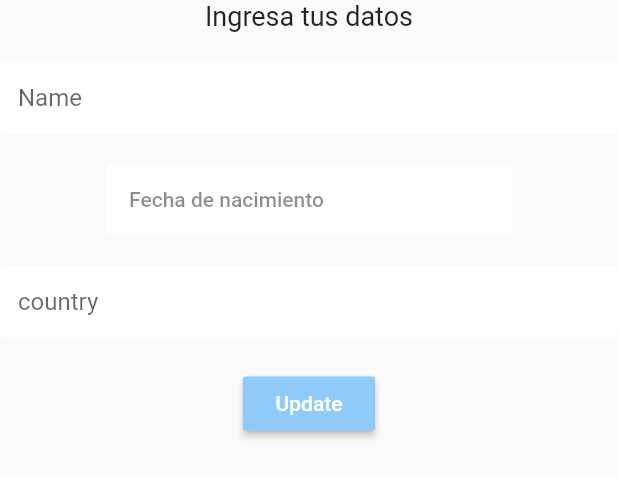
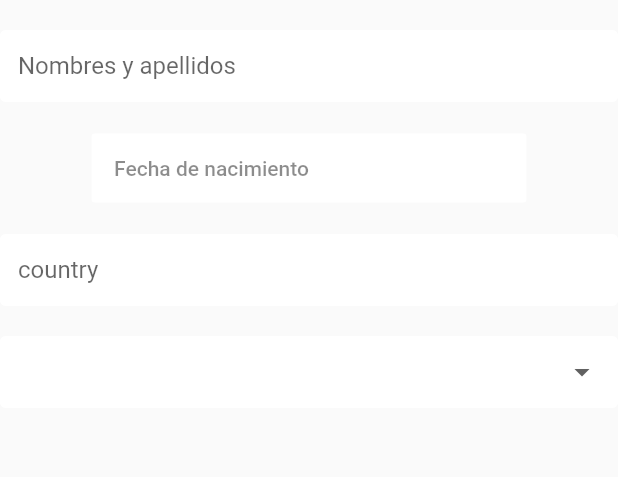
Before and after one commit to Covid-relief/CovidReliefApp, a Flutter app: the SettingsForm widget shown alone on an empty page, opened directly, on a phone screen of 412 x 824 dp. Shown: the top 477 px of the screen. Run offline on Flutter 3.47's test engine with Material 2 defaults, Android fonts, the phone set to English and light mode, and no system bars; our stand-ins replace cloud_firestore, firebase_auth; accounts and stored records are empty.

Commit message:
register form with dropdown

```diff
--- a/CovidRelief/lib/screens/authenticate/register.dart
+++ b/CovidRelief/lib/screens/authenticate/register.dart
@@ -1,7 +1,7 @@
 import 'package:flutter/material.dart';
 import 'package:CovidRelief/services/auth.dart';
 import 'package:CovidRelief/shared/constants.dart';
-
+import 'package:CovidRelief/screens/home/settings_form.dart';
 
 class Register extends StatefulWidget {
 
@@ -61,6 +61,9 @@ class _RegisterState extends State<Register> {
                   setState(() => password = val);
                 },
               ),
+              // personal data from settings_form.dart
+              SettingsForm(),
+
               SizedBox(height: 20.0),
               RaisedButton(
                 color: Colors.pink[400],
@@ -77,7 +80,7 @@ class _RegisterState extends State<Register> {
                       });
                     }
                   }
-                }
+                },
               ),
               SizedBox(height: 12.0),
               Text(
--- a/CovidRelief/lib/screens/home/settings_form.dart
+++ b/CovidRelief/lib/screens/home/settings_form.dart
@@ -13,19 +13,18 @@ class _SettingsFormState extends State<SettingsForm> {
 
 
   final _formKey = GlobalKey<FormState>();
-  final List<String> type = [ 'Busca ayuda' , 'Desea ayudar' ,'Ambos'];//esta es la lista de que va a poder elegir el usuario en forma de dropdown
+  final List<String> type = [ 'Busca ayuda' , 'Desea ayudar' ,'Ambos'];// esta es la lista de que va a poder elegir el usuario en forma de dropdown
   final List<String> genero = [ 'Masculino' , 'Femenino'];
 
-  //valores
+  // valores
   String _currentName; //ya
-  DateTime _currentBirthday;//ya
-  String _currentCountry;//dropbox
-  String _currentCreation;
-  String _currentgender; //dropbox
+  DateTime _currentBirthday; //ya
+  String _currentCountry; // dropbox
+  String _currentCreation; // not displaying in the app
+  String _currentgender; // dropbox
   String _currentPhone;
-  String _currentState;
+  String _currentState; // dropbox ya
   String _currenType; ///ya
-
 
   @override
   Widget build(BuildContext context) {
@@ -33,27 +32,30 @@ class _SettingsFormState extends State<SettingsForm> {
       key: _formKey,
       child: Column(
         children: <Widget>[
+          /*
           Text(
             'Ingresa tus datos',
             style : TextStyle(fontSize: 18.0),
           ),
+          */
 
           // this sizebox helps us to keep distance between elements
           SizedBox(height: 20.0),
 
           // input text for name
           TextFormField(
-            decoration: textInputDecoration.copyWith(hintText: 'Name'),
-            validator: (valname) => valname.isEmpty ? 'Please enter a name' : null,
+            decoration: textInputDecoration.copyWith(hintText: 'Nombres y apellidos'),
+            validator: (valname) => valname.isEmpty ? 'Por favor ingrese su nombre' : null,
             onChanged: (valname) => setState(() => _currentName = valname),
           ),
 
           SizedBox(height: 20.0),
           // Date picker for birthday
+          // Lacks validation when it's null and the display of the date in the button
           FlatButton(
             color: Colors.white,
             // padding is the spacing inside the element
-            padding: EdgeInsets.fromLTRB(15, 15, 125, 15),
+            padding: EdgeInsets.fromLTRB(15, 15, 145, 15),
             child: Text(
               'Fecha de nacimiento',
               style: TextStyle(color: Colors.black45),
@@ -69,7 +71,6 @@ class _SettingsFormState extends State<SettingsForm> {
                 // change variable value (current date in DB) to selected
                 setState((){
                   _currentBirthday = date;
-                  print(_currentBirthday);
                 });
               });
             },
@@ -86,10 +87,11 @@ class _SettingsFormState extends State<SettingsForm> {
 
           SizedBox(height: 20.0),
 
-          //dropdown
-         /* DropdownButtonFormField(
+          // dropdown for type of profile
+          // Lacks validation and display title
+          DropdownButtonFormField(
             decoration: textInputDecoration,
-            value: _currenType ??  '0',
+            // value: _currenType ??  '0',
             items: type.map((types){
               return DropdownMenuItem(
                 value: types,
@@ -97,9 +99,10 @@ class _SettingsFormState extends State<SettingsForm> {
               );
             }).toList(),
             onChanged: (valtypes) => setState(() => _currenType = valtypes),
+          ),
 
-          ),*/
-
+          // Move this button to other file
+          /*
           // Update the DB
           RaisedButton(
             color: Colors.blue[200],
@@ -114,7 +117,7 @@ class _SettingsFormState extends State<SettingsForm> {
               //print(_currenType);
             }
           )
-
+          */
         ],
       )
     );
```
